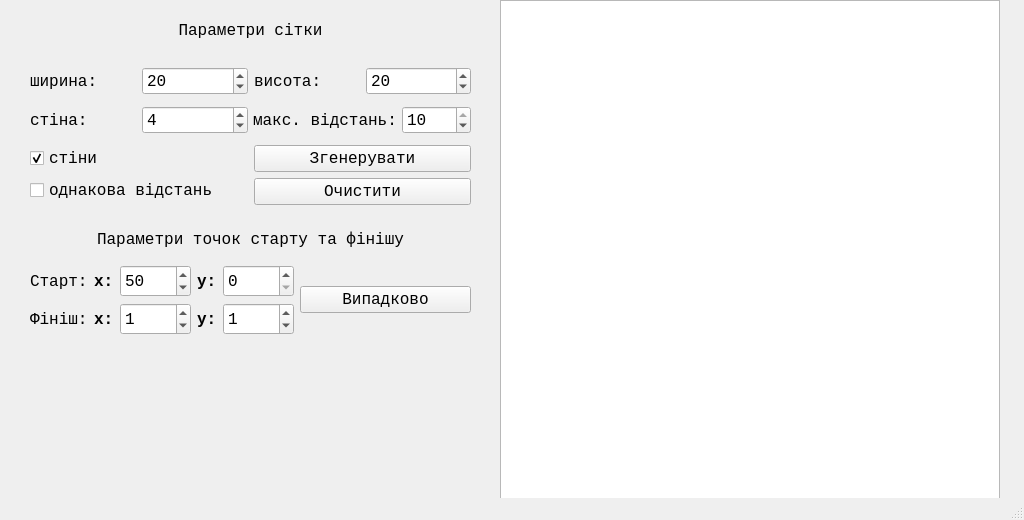
Qt form mainwindow.ui (TheLagos/course_project) before a commit.
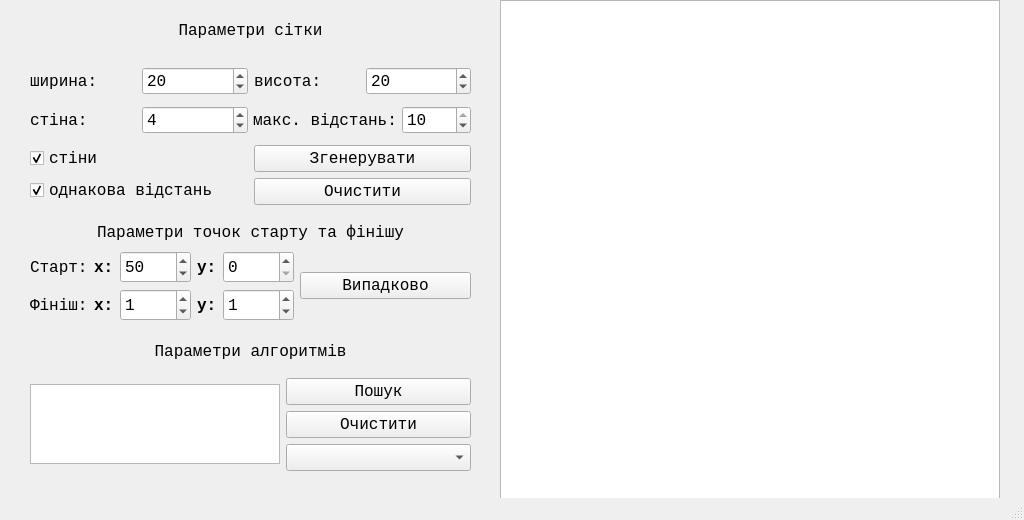
The same form after that commit.

Commit message: feat: add search visualization, bfs algorithm, make code refactoring and fix logic troubles

Patch:
```diff
--- a/mainwindow.ui
+++ b/mainwindow.ui
@@ -276,7 +276,7 @@
               <string>однакова відстань</string>
              </property>
              <property name="checked">
-              <bool>false</bool>
+              <bool>true</bool>
              </property>
             </widget>
            </item>
@@ -324,7 +324,7 @@
       <x>30</x>
       <y>220</y>
       <width>441</width>
-      <height>115</height>
+      <height>101</height>
      </rect>
     </property>
     <layout class="QVBoxLayout" name="verticalLayout_4">
@@ -580,6 +580,102 @@
      </item>
     </layout>
    </widget>
+   <widget class="QWidget" name="">
+    <property name="geometry">
+     <rect>
+      <x>30</x>
+      <y>330</y>
+      <width>441</width>
+      <height>141</height>
+     </rect>
+    </property>
+    <layout class="QVBoxLayout" name="verticalLayout_6">
+     <item>
+      <widget class="QLabel" name="start_coords_label_2">
+       <property name="font">
+        <font>
+         <family>Consolas</family>
+         <pointsize>12</pointsize>
+         <italic>false</italic>
+         <bold>false</bold>
+        </font>
+       </property>
+       <property name="text">
+        <string>Параметри алгоритмів</string>
+       </property>
+       <property name="alignment">
+        <set>Qt::AlignmentFlag::AlignCenter</set>
+       </property>
+      </widget>
+     </item>
+     <item>
+      <layout class="QHBoxLayout" name="horizontalLayout_2">
+       <item>
+        <widget class="QListWidget" name="algorithms_list">
+         <property name="minimumSize">
+          <size>
+           <width>250</width>
+           <height>80</height>
+          </size>
+         </property>
+         <property name="maximumSize">
+          <size>
+           <width>250</width>
+           <height>80</height>
+          </size>
+         </property>
+         <property name="font">
+          <font>
+           <family>Consolas</family>
+           <pointsize>12</pointsize>
+          </font>
+         </property>
+        </widget>
+       </item>
+       <item>
+        <layout class="QVBoxLayout" name="verticalLayout_5">
+         <item>
+          <widget class="QPushButton" name="search_button">
+           <property name="font">
+            <font>
+             <family>Consolas</family>
+             <pointsize>12</pointsize>
+            </font>
+           </property>
+           <property name="text">
+            <string>Пошук</string>
+           </property>
+          </widget>
+         </item>
+         <item>
+          <widget class="QPushButton" name="clear_solution_button">
+           <property name="font">
+            <font>
+             <family>Consolas</family>
+             <pointsize>12</pointsize>
+            </font>
+           </property>
+           <property name="text">
+            <string>Очистити</string>
+           </property>
+          </widget>
+         </item>
+         <item>
+          <widget class="QComboBox" name="solution_chooser">
+           <property name="font">
+            <font>
+             <family>Consolas</family>
+             <pointsize>12</pointsize>
+            </font>
+           </property>
+          </widget>
+         </item>
+        </layout>
+       </item>
+      </layout>
+     </item>
+    </layout>
+   </widget>
   </widget>
   <widget class="QMenuBar" name="menubar">
    <property name="geometry">
```
The commit also changes 6 other files.
